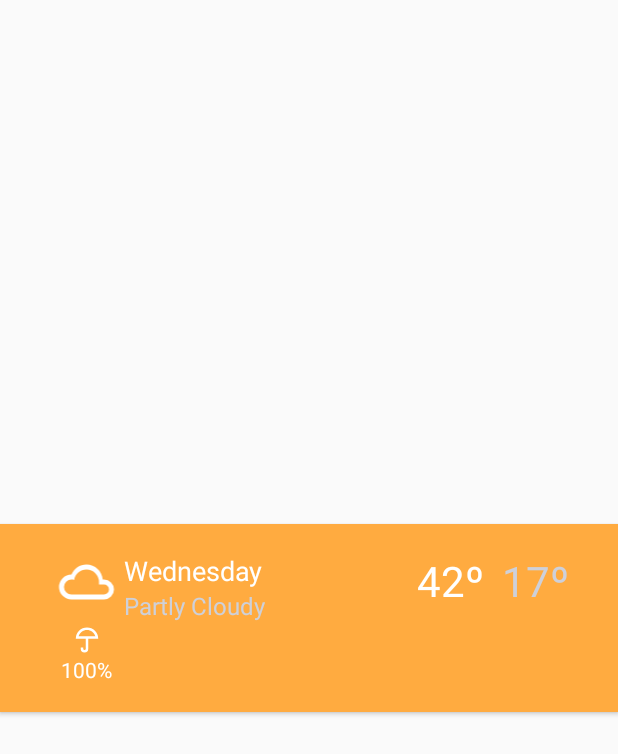
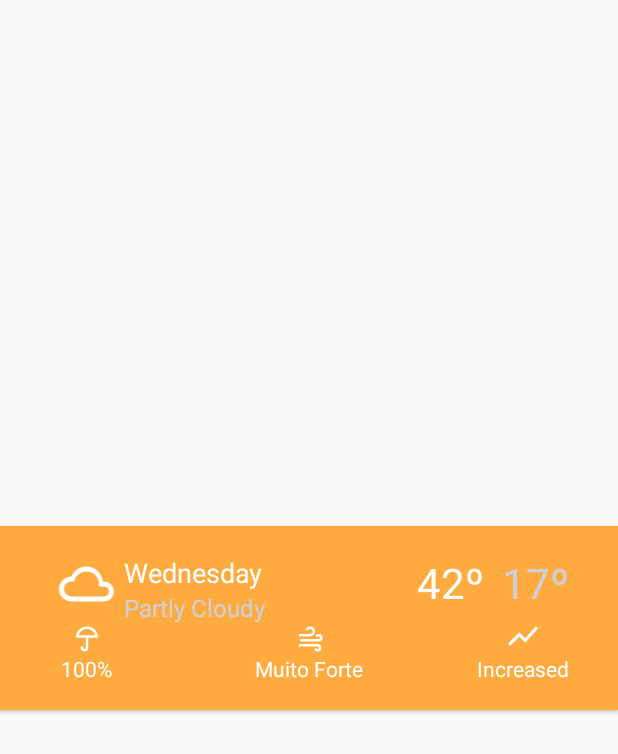
Before and after one commit to dfloureiro/open-ipma, an Android app: the layout city_forecast_card.xml on its own in the app's theme, with its tools: preview values and no code run, on a phone screen of 412 x 824 dp. Shown: the top 754 px of the screen. Run offline under Robolectric (Android 15) with nearby library versions, the phone set to English and light mode, and no system bars.

Commit message:
create barriers for card layouts

```diff
--- a/app/src/main/res/layout/city_forecast_card.xml
+++ b/app/src/main/res/layout/city_forecast_card.xml
@@ -7,7 +7,7 @@
         android:id="@+id/city_card_view"
         android:layout_gravity="center"
         android:layout_width="match_parent"
-        android:layout_height="125dp"
+        android:layout_height="wrap_content"
         android:layout_marginTop="0dp"
         android:layout_marginBottom="0dp"
         card_view:cardCornerRadius="0dp"
@@ -51,6 +51,14 @@
                 android:layout_height="wrap_content"
                 android:orientation="horizontal"
                 app:layout_constraintGuide_percent="0.85"/>
+
+        <android.support.constraint.Barrier
+                android:id="@+id/city_horizontal_card_center_barrier"
+                android:layout_width="match_parent"
+                android:layout_height="wrap_content"
+                app:barrierDirection="bottom"
+                app:constraint_referenced_ids="city_card_weather_description,city_card_weather_icon,city_card_min_temp,city_card_max_temp"
+                />
 
         <ImageView
                 android:id="@+id/city_card_weather_icon"
@@ -119,9 +127,48 @@
                 android:layout_height="wrap_content"
                 android:src="@drawable/ic_umbrella"
                 android:contentDescription="raining percentage"
+                app:layout_constraintTop_toBottomOf="@+id/city_horizontal_card_center_barrier"
                 app:layout_constraintLeft_toLeftOf="@id/city_card_precipitation"
                 app:layout_constraintRight_toRightOf="@+id/city_card_precipitation"
                 app:layout_constraintBottom_toTopOf="@+id/city_card_precipitation"/>
 
+        <TextView
+                android:id="@+id/city_card_wind"
+                android:layout_width="wrap_content"
+                android:layout_height="wrap_content"
+                android:textColor="@android:color/white"
+                app:layout_constraintRight_toLeftOf="@+id/city_card_vertical_right_guideline"
+                app:layout_constraintLeft_toRightOf="@id/city_card_vertical_left_guideline"
+                app:layout_constraintBottom_toTopOf="@+id/city_card_horizontal_bottom_guideline"
+                tools:text="Muito Forte"/>
+
+        <ImageView
+                android:id="@+id/city_wind_icon"
+                android:layout_width="wrap_content"
+                android:layout_height="wrap_content"
+                android:src="@drawable/ic_windy"
+                android:contentDescription="wind strength"
+                app:layout_constraintLeft_toLeftOf="@id/city_card_wind"
+                app:layout_constraintRight_toRightOf="@+id/city_card_wind"
+                app:layout_constraintBottom_toTopOf="@+id/city_card_wind"/>
+
+        <TextView
+                android:id="@+id/city_card_temp_status"
+                android:layout_width="wrap_content"
+                android:layout_height="wrap_content"
+                android:textColor="@android:color/white"
+                app:layout_constraintRight_toLeftOf="@+id/city_card_vertical_right_guideline"
+                app:layout_constraintBottom_toTopOf="@+id/city_card_horizontal_bottom_guideline"
+                tools:text="Increased"/>
+
+        <ImageView
+                android:id="@+id/city_temp_status_icon"
+                android:layout_width="wrap_content"
+                android:layout_height="wrap_content"
+                app:layout_constraintLeft_toLeftOf="@id/city_card_temp_status"
+                app:layout_constraintRight_toRightOf="@+id/city_card_temp_status"
+                app:layout_constraintBottom_toTopOf="@+id/city_card_temp_status"
+                tools:src="@drawable/ic_chart_line_up"/>
+
     </android.support.constraint.ConstraintLayout>
 </android.support.v7.widget.CardView>
--- a/app/src/main/res/layout/home_forecast_card.xml
+++ b/app/src/main/res/layout/home_forecast_card.xml
@@ -7,7 +7,7 @@
         android:id="@+id/home_card_view"
         android:layout_gravity="center"
         android:layout_width="match_parent"
-        android:layout_height="125dp"
+        android:layout_height="wrap_content"
         android:layout_marginTop="8dp"
         android:layout_marginBottom="8dp"
         card_view:cardCornerRadius="5dp"
@@ -52,6 +52,14 @@
                 android:orientation="horizontal"
                 app:layout_constraintGuide_percent="0.85"/>
 
+        <android.support.constraint.Barrier
+                android:id="@+id/home_horizontal_card_center_barrier"
+                android:layout_width="match_parent"
+                android:layout_height="wrap_content"
+                app:barrierDirection="bottom"
+                app:constraint_referenced_ids="home_card_weather_description,home_card_weather_icon"
+                />
+
         <TextView
                 android:id="@+id/home_card_city_name"
                 android:layout_width="wrap_content"
@@ -89,6 +97,7 @@
                 android:textSize="28sp"
                 android:textColor="@android:color/white"
                 app:layout_constraintBottom_toBottomOf="parent"
+                app:layout_constraintTop_toBottomOf="@+id/home_horizontal_card_center_barrier"
                 app:layout_constraintLeft_toRightOf="@id/home_card_vertical_left_guideline"
                 app:layout_constraintBottom_toTopOf="@id/home_card_horizontal_bottom_guideline"
                 tools:text="42º"/>
@@ -100,6 +109,7 @@
                 android:textSize="28sp"
                 android:textColor="@color/secondary_text"
                 android:layout_marginStart="12dp"
+                app:layout_constraintTop_toBottomOf="@+id/home_horizontal_card_center_barrier"
                 app:layout_constraintLeft_toRightOf="@id/home_card_max_temp"
                 app:layout_constraintBottom_toTopOf="@id/home_card_horizontal_bottom_guideline"
                 tools:text="17º"/>
```
